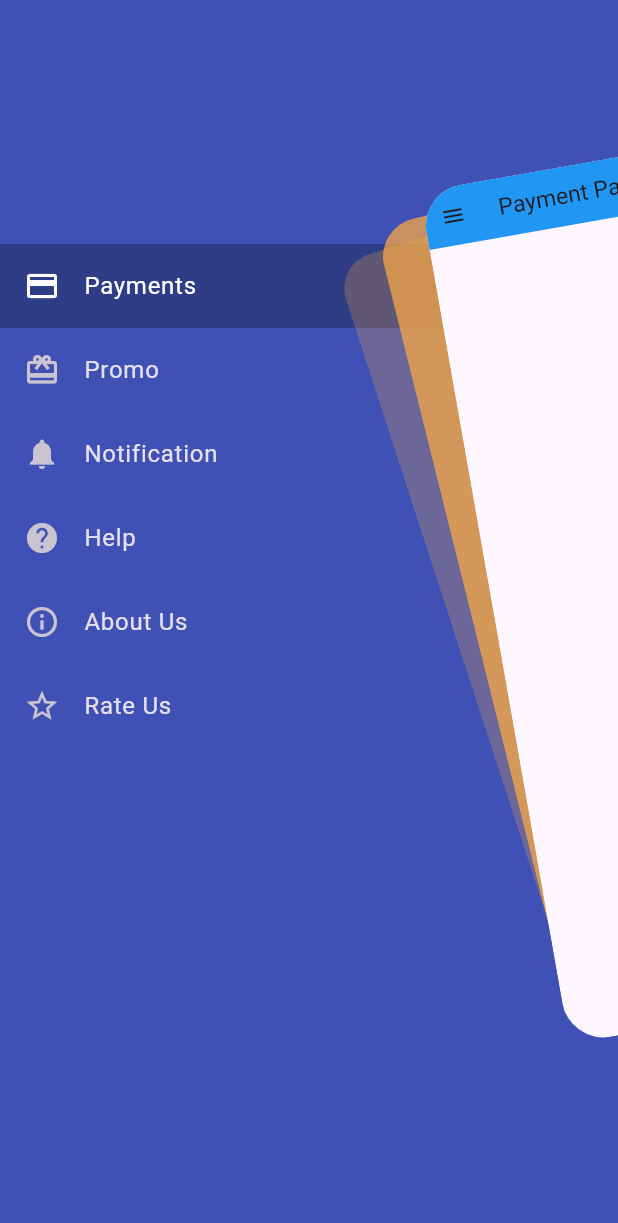
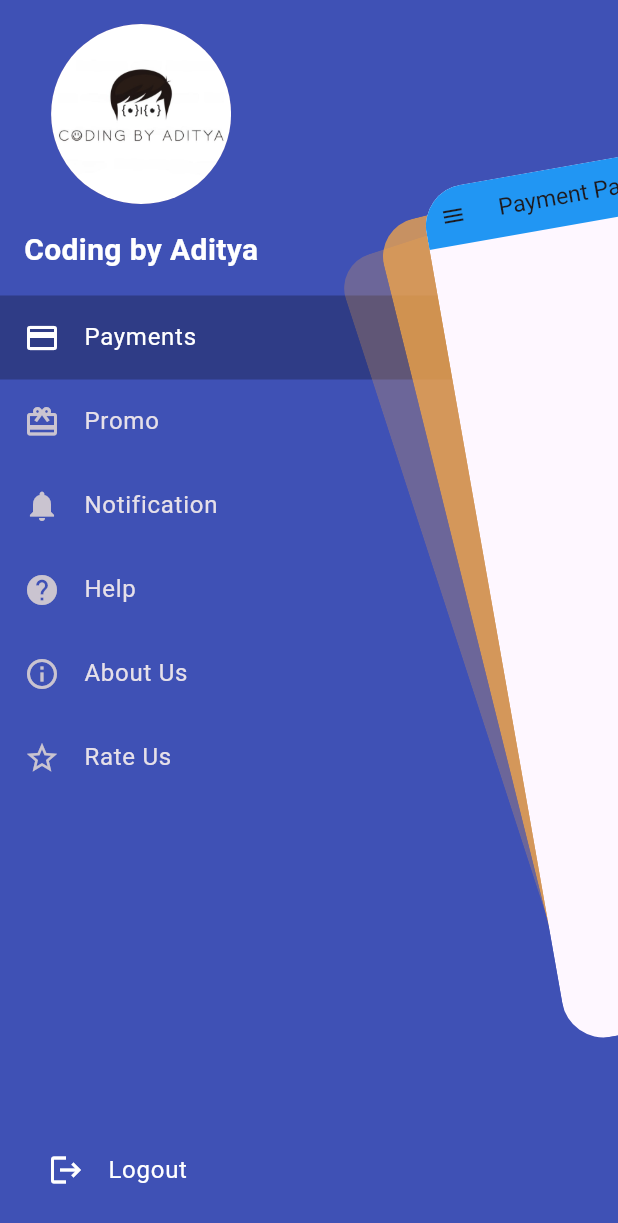
Before and after one commit to aditya263/Floating-Sidebar-Animation, a Flutter app: the screen it shows after launch, after a tap on the "menu" icon, on a phone screen of 412 x 824 dp. Shown: the top 1223 px of the screen. Run offline on Flutter 3.47's test engine with Material 3 defaults, Android fonts, the phone set to English and light mode, and no system bars; drawn by our look-alikes of flutter_zoom_drawer.

Commit message:
code refactoring

```diff
--- a/lib/home_page.dart
+++ b/lib/home_page.dart
@@ -6,6 +6,8 @@ import 'package:flutter_sidebar_animation/promo_page.dart';
 import 'package:flutter_zoom_drawer/flutter_zoom_drawer.dart';
 
 class HomePageState extends StatefulWidget {
+  const HomePageState({Key? key}) : super(key: key);
+
   @override
   State<HomePageState> createState() => _HomePageStateState();
 }
@@ -37,13 +39,13 @@ class _HomePageStateState extends State<HomePageState> {
   Widget getScreen() {
     switch (currentItem) {
       case MenuItems.payment:
-        return PaymentPage();
+        return const PaymentPage();
 
       case MenuItems.promos:
-        return PromoPage();
+        return const PromoPage();
 
       default:
-        return PaymentPage();
+        return const PaymentPage();
     }
   }
 }
--- a/lib/main.dart
+++ b/lib/main.dart
@@ -8,10 +8,10 @@ void main() {
 class MyApp extends StatelessWidget {
   const MyApp({Key? key}) : super(key: key);
 
-  // This widget is the root of your application.
   @override
   Widget build(BuildContext context) {
-    return MaterialApp(
+    return const MaterialApp(
+      debugShowCheckedModeBanner: false,
       title: 'Flutter Demo',
       home: HomePageState(),
     );
--- a/lib/menu_page.dart
+++ b/lib/menu_page.dart
@@ -37,9 +37,42 @@ class MenuPage extends StatelessWidget {
         child: Column(
           crossAxisAlignment: CrossAxisAlignment.start,
           children: [
-                const Spacer(),
+            const Padding(
+              padding: EdgeInsets.all(16.0),
+              child: Column(
+                children: [
+                  CircleAvatar(
+                    radius: 60,
+                    backgroundImage: AssetImage('assets/images/logo.png'),
+                  ),
+                  SizedBox(height: 16),
+                  // Profile Name
+                  Text(
+                    'Coding by Aditya',
+                    style: TextStyle(
+                      color: Colors.white,
+                      fontSize: 20,
+                      fontWeight: FontWeight.bold,
+                    ),
+                  ),
+                ],
+              ),
+            ),
             ...MenuItems.all.map(buildMenuItem).toList(),
-                const Spacer(flex: 2),
+            const Spacer(flex: 1),
+            Padding(
+              padding: const EdgeInsets.all(16.0),
+              child: ListTile(
+                leading: const Icon(Icons.logout, color: Colors.white),
+                title: const Text(
+                  'Logout',
+                  style: TextStyle(color: Colors.white),
+                ),
+                onTap: () {
+                  // Handle logout action
+                },
+              ),
+            ),
           ],
         ),
       ),
--- a/lib/menu_widget.dart
+++ b/lib/menu_widget.dart
@@ -2,6 +2,8 @@ import 'package:flutter/material.dart';
 import 'package:flutter_zoom_drawer/flutter_zoom_drawer.dart';
 
 class MenuWidget extends StatelessWidget {
+  const MenuWidget({Key? key}) : super(key: key);
+
   @override
   Widget build(BuildContext context) => IconButton(
         onPressed: () => ZoomDrawer.of(context)!.toggle(),
--- a/lib/payment_page.dart
+++ b/lib/payment_page.dart
@@ -3,12 +3,14 @@ import 'package:flutter/material.dart';
 import 'menu_widget.dart';
 
 class PaymentPage extends StatelessWidget {
+  const PaymentPage({Key? key}) : super(key: key);
+
   @override
   Widget build(BuildContext context) => Scaffold(
         appBar: AppBar(
           backgroundColor: Colors.blue,
           title: const Text('Payment Page'),
-          leading: MenuWidget(),
+          leading: const MenuWidget(),
         ),
       );
 }
--- a/lib/promo_page.dart
+++ b/lib/promo_page.dart
@@ -3,12 +3,14 @@ import 'package:flutter/material.dart';
 import 'menu_widget.dart';
 
 class PromoPage extends StatelessWidget {
+  const PromoPage({Key? key}) : super(key: key);
+
   @override
   Widget build(BuildContext context) => Scaffold(
         appBar: AppBar(
           backgroundColor: Colors.blue,
           title: const Text('Promo Page'),
-          leading: MenuWidget(),
+          leading: const MenuWidget(),
         ),
       );
 }
--- a/pubspec.yaml
+++ b/pubspec.yaml
@@ -59,8 +59,8 @@ flutter:
   uses-material-design: true
 
   # To add assets to your application, add an assets section, like this:
-  # assets:
-  #   - images/a_dot_burr.jpeg
+  assets:
+    - assets/images/
   #   - images/a_dot_ham.jpeg
 
   # An image asset can refer to one or more resolution-specific "variants", see
```
Also changed, not shown: assets/images/logo.png (added), pubspec.lock, 3 other files. Lines whose indentation alone changed are shown as unchanged.
